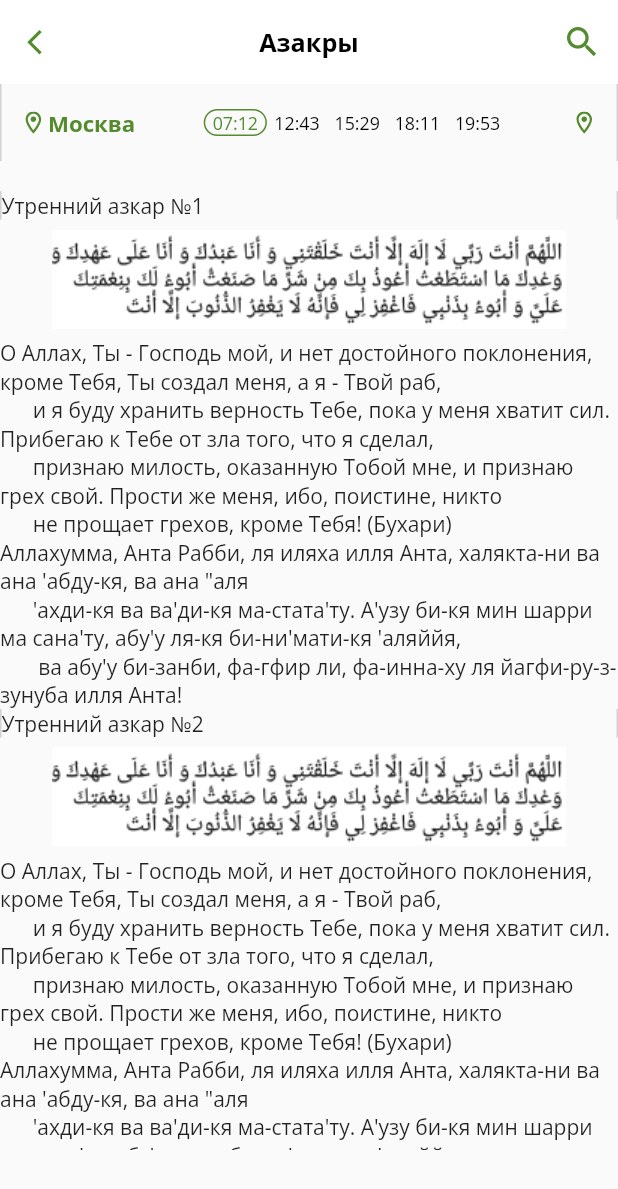
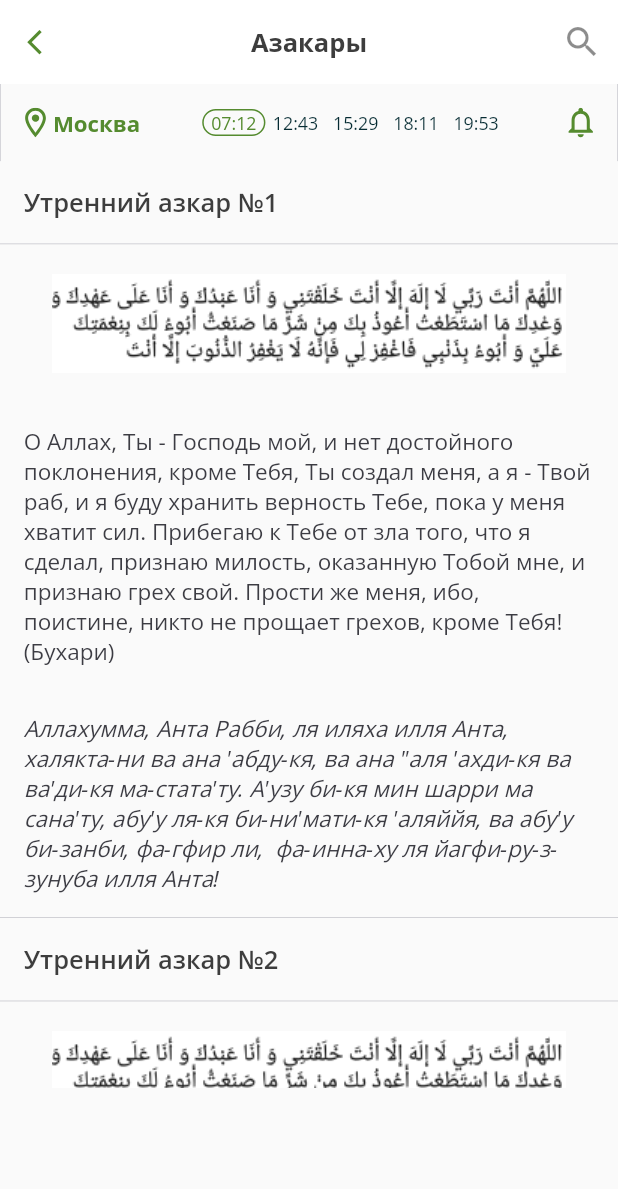
Before and after one commit to yellowswordg/umma, a Flutter app: the screen it shows after launch, after a tap on "Утром", on a phone screen of 412 x 824 dp. Shown: the top 1189 px of the screen. Run offline on Flutter 3.47's test engine with Material 2 defaults, Android fonts, the phone set to English and light mode, and no system bars; our stand-ins replace flutter_svg, google_fonts.

Commit message:
finish creating ui

```diff
--- a/lib/data/data.dart
+++ b/lib/data/data.dart
@@ -4,40 +4,25 @@ import 'package:umma_app/models/azakrs.dart';
 final azakr1 = Azakr(
   title: 'Утренний азкар №1',
   text:
-      '''О Аллах, Ты - Господь мой, и нет достойного поклонения, кроме Тебя, Ты создал меня, а я - Твой раб,
-      и я буду хранить верность Тебе, пока у меня хватит сил. Прибегаю к Тебе от зла того, что я сделал,
-      признаю милость, оказанную Тобой мне, и признаю грех свой. Прости же меня, ибо, поистине, никто
-      не прощает грехов, кроме Тебя! (Бухари)''',
+      "О Аллах, Ты - Господь мой, и нет достойного поклонения, кроме Тебя, Ты создал меня, а я - Твой раб, и я буду хранить верность Тебе, пока у меня хватит сил. Прибегаю к Тебе от зла того, что я сделал, признаю милость, оказанную Тобой мне, и признаю грех свой. Прости же меня, ибо, поистине, никто не прощает грехов, кроме Тебя! (Бухари)",
   translation:
-      '''Аллахумма, Анта Рабби, ля иляха илля Анта, халякта-ни ва ана 'абду-кя, ва ана \"аля
-      'ахди-кя ва ва'ди-кя ма-стата'ту. А'узу би-кя мин шарри ма сана'ту, абу'у ля-кя би-ни'мати-кя 'аляййя,
-       ва абу'у би-занби, фа-гфир ли, фа-инна-ху ля йагфи-ру-з-зунуба илля Анта!''',
+      "Аллахумма, Анта Рабби, ля иляха илля Анта, халякта-ни ва ана 'абду-кя, ва ана \"аля 'ахди-кя ва ва'ди-кя ма-стата'ту. А'узу би-кя мин шарри ма сана'ту, абу'у ля-кя би-ни'мати-кя 'аляййя, ва абу'у би-занби, фа-гфир ли,  фа-инна-ху ля йагфи-ру-з-зунуба илля Анта!",
   imgUrl: 'assets/images/script.png',
 );
 final azakr2 = Azakr(
   title: 'Утренний азкар №2',
   text:
-      '''О Аллах, Ты - Господь мой, и нет достойного поклонения, кроме Тебя, Ты создал меня, а я - Твой раб,
-      и я буду хранить верность Тебе, пока у меня хватит сил. Прибегаю к Тебе от зла того, что я сделал,
-      признаю милость, оказанную Тобой мне, и признаю грех свой. Прости же меня, ибо, поистине, никто
-      не прощает грехов, кроме Тебя! (Бухари)''',
+      "О Аллах, Ты - Господь мой, и нет достойного поклонения, кроме Тебя, Ты создал меня, а я - Твой раб, и я буду хранить верность Тебе, пока у меня хватит сил. Прибегаю к Тебе от зла того, что я сделал, признаю милость, оказанную Тобой мне, и признаю грех свой. Прости же меня, ибо, поистине, никто не прощает грехов, кроме Тебя! (Бухари)",
   translation:
-      '''Аллахумма, Анта Рабби, ля иляха илля Анта, халякта-ни ва ана 'абду-кя, ва ана \"аля
-      'ахди-кя ва ва'ди-кя ма-стата'ту. А'узу би-кя мин шарри ма сана'ту, абу'у ля-кя би-ни'мати-кя 'аляййя,
-       ва абу'у би-занби, фа-гфир ли, фа-инна-ху ля йагфи-ру-з-зунуба илля Анта!''',
+      "Аллахумма, Анта Рабби, ля иляха илля Анта, халякта-ни ва ана 'абду-кя, ва ана \"аля 'ахди-кя ва ва'ди-кя ма-стата'ту. А'узу би-кя мин шарри ма сана'ту, абу'у ля-кя би-ни'мати-кя 'аляййя, ва абу'у би-занби, фа-гфир ли,  фа-инна-ху ля йагфи-ру-з-зунуба илля Анта!",
   imgUrl: 'assets/images/script.png',
 );
 final azakr3 = Azakr(
   title: 'Утренний азкар №2',
   text:
-      '''О Аллах, Ты - Господь мой, и нет достойного поклонения, кроме Тебя, Ты создал меня, а я - Твой раб,
-      и я буду хранить верность Тебе, пока у меня хватит сил. Прибегаю к Тебе от зла того, что я сделал,
-      признаю милость, оказанную Тобой мне, и признаю грех свой. Прости же меня, ибо, поистине, никто
-      не прощает грехов, кроме Тебя! (Бухари)''',
+      "О Аллах, Ты - Господь мой, и нет достойного поклонения, кроме Тебя, Ты создал меня, а я - Твой раб, и я буду хранить верность Тебе, пока у меня хватит сил. Прибегаю к Тебе от зла того, что я сделал, признаю милость, оказанную Тобой мне, и признаю грех свой. Прости же меня, ибо, поистине, никто не прощает грехов, кроме Тебя! (Бухари)",
   translation:
-      '''Аллахумма, Анта Рабби, ля иляха илля Анта, халякта-ни ва ана 'абду-кя, ва ана \"аля
-      'ахди-кя ва ва'ди-кя ма-стата'ту. А'узу би-кя мин шарри ма сана'ту, абу'у ля-кя би-ни'мати-кя 'аляййя,
-       ва абу'у би-занби, фа-гфир ли, фа-инна-ху ля йагфи-ру-з-зунуба илля Анта!''',
+      "Аллахумма, Анта Рабби, ля иляха илля Анта, халякта-ни ва ана 'абду-кя, ва ана \"аля 'ахди-кя ва ва'ди-кя ма-стата'ту. А'узу би-кя мин шарри ма сана'ту, абу'у ля-кя би-ни'мати-кя 'аляййя, ва абу'у би-занби, фа-гфир ли,  фа-инна-ху ля йагфи-ру-з-зунуба илля Анта!",
   imgUrl: 'assets/images/script.png',
 );
 final morning = Azakrs(
--- a/lib/main.dart
+++ b/lib/main.dart
@@ -1,6 +1,7 @@
 import 'package:flutter/material.dart';
 import 'package:google_fonts/google_fonts.dart';
 import 'package:umma_app/screens/azkar_screen/azakr_screen.dart';
+import 'package:umma_app/utils/size_config.dart';
 
 void main() {
   runApp(MyApp());
@@ -11,10 +12,49 @@ class MyApp extends StatelessWidget {
   Widget build(BuildContext context) {
     return MaterialApp(
       theme: ThemeData.light().copyWith(
-        appBarTheme: AppBarTheme(color: Colors.white),
+        appBarTheme: AppBarTheme(
+          color: Colors.white,
+        ),
         accentColor: Color(0xff558B2F),
+        primaryColor: Colors.white,
         textTheme: GoogleFonts.openSansTextTheme(
           Theme.of(context).textTheme,
+        ).copyWith(
+          headline1: GoogleFonts.openSans(
+            textStyle: TextStyle(
+              color: Color(0xFF3D3D3D),
+              fontSize: 17.0,
+              fontWeight: FontWeight.w600,
+            ),
+          ),
+          headline2: GoogleFonts.openSans(
+            textStyle: TextStyle(
+              color: Color(0xFFFFFFFF),
+              fontSize: 17.0,
+              fontWeight: FontWeight.w600,
+            ),
+          ),
+          headline3: GoogleFonts.openSans(
+            textStyle: TextStyle(
+              color: Color(0xFF3D3D3D),
+              fontSize: 17.0,
+              fontWeight: FontWeight.w700,
+            ),
+          ),
+          subtitle1: GoogleFonts.openSans(
+            textStyle: TextStyle(
+              color: Color(0xFF558B2F),
+              fontSize: 12.0,
+              fontWeight: FontWeight.w400,
+            ),
+          ),
+          bodyText1: GoogleFonts.openSans(
+            textStyle: TextStyle(
+              color: Color(0xFF3C3C43),
+              fontSize: 15.0,
+              fontWeight: FontWeight.w400,
+            ),
+          ),
         ),
       ),
       debugShowCheckedModeBanner: false,
--- a/lib/screens/azkar_list_screen/azkar_list_screen.dart
+++ b/lib/screens/azkar_list_screen/azkar_list_screen.dart
@@ -3,6 +3,8 @@ import 'package:umma_app/models/azakr.dart';
 import 'package:umma_app/utils/size_config.dart';
 import 'package:umma_app/widgets/base_appbar.dart';
 import 'package:umma_app/widgets/notification_bar.dart';
+
+import 'widgets/custom_devider.dart';
 
 class AzkarList extends StatelessWidget {
   final List<Azakr> azakrList;
@@ -10,43 +12,60 @@ class AzkarList extends StatelessWidget {
   const AzkarList({Key key, this.azakrList}) : super(key: key);
   @override
   Widget build(BuildContext context) {
-    print(azakrList[2].title);
     SizeConfig().init(context);
     double defaultSize = SizeConfig.defaultSize;
     return Scaffold(
       appBar: BaseAppBar(
         defaultSize: defaultSize,
-        title: 'Азакры',
+        title: 'Азакары',
         appBar: AppBar(),
       ),
       body: Column(
         children: [
           NotificationBar(defaultSize: defaultSize),
           Container(
-            padding: EdgeInsets.only(top: 20),
-            height: SizeConfig.blockSizeVertical * 80,
+            height: SizeConfig.blockSizeVertical * 75,
             child: ListView.builder(
               itemCount: azakrList.length,
               itemBuilder: (BuildContext context, int index) {
                 return Column(
                   crossAxisAlignment: CrossAxisAlignment.stretch,
                   children: [
-                    Container(
-                      decoration: BoxDecoration(
-                        border: Border.symmetric(
-                          vertical: BorderSide(
-                            width: 1,
-                            color: Color(0xFFD1D1D6),
-                          ),
+                    Padding(
+                      padding: EdgeInsets.all(defaultSize * 1.6),
+                      child: Text(
+                        azakrList[index].title,
+                        style: Theme.of(context).textTheme.headline1,
+                      ),
+                    ),
+                    CustomDivider(),
+                    Padding(
+                      padding: EdgeInsets.all(defaultSize * 1.6),
+                      child: Image(
+                        fit: BoxFit.none,
+                        image: AssetImage(
+                          azakrList[index].imgUrl,
                         ),
                       ),
-                      child: Text(azakrList[index].title),
                     ),
-                    Image(
-                      image: AssetImage('assets/images/script.png'),
+                    Padding(
+                      padding: EdgeInsets.all(defaultSize * 1.6),
+                      child: Text(
+                        azakrList[index].text,
+                        style: Theme.of(context).textTheme.bodyText1,
+                      ),
                     ),
-                    Text(azakrList[index].text),
-                    Text(azakrList[index].translation)
+                    Padding(
+                      padding: EdgeInsets.all(defaultSize * 1.6),
+                      child: Text(
+                        azakrList[index].translation,
+                        style: Theme.of(context)
+                            .textTheme
+                            .bodyText1
+                            .merge(TextStyle(fontStyle: FontStyle.italic)),
+                      ),
+                    ),
+                    CustomDivider(),
                   ],
                 );
               },
--- /dev/null
+++ b/lib/screens/azkar_list_screen/widgets/custom_devider.dart
@@ -0,0 +1,17 @@
+import 'package:flutter/material.dart';
+
+class CustomDivider extends StatelessWidget {
+  const CustomDivider({
+    Key key,
+  }) : super(key: key);
+
+  @override
+  Widget build(BuildContext context) {
+    return Divider(
+      height: 1,
+      color: Color(
+        0xFFD1D1D6,
+      ),
+    );
+  }
+}
--- a/lib/screens/azkar_screen/azakr_screen.dart
+++ b/lib/screens/azkar_screen/azakr_screen.dart
@@ -3,7 +3,6 @@ import 'package:umma_app/utils/size_config.dart';
 import 'package:umma_app/data/data.dart';
 import 'package:umma_app/widgets/base_appbar.dart';
 import 'package:umma_app/widgets/notification_bar.dart';
-import 'package:umma_app/widgets/time_picker.dart';
 
 import 'widgets/azkar_widget.dart';
 
@@ -19,40 +18,9 @@ class _AzakrScreenState extends State<AzakrScreen> {
     SizeConfig().init(context);
     double defaultSize = SizeConfig.defaultSize;
     return Scaffold(
-      // appBar: AppBar(
-      //   leading: IconButton(
-      //     icon: Icon(
-      //       Icons.arrow_back_ios,
-      //       color: Theme.of(context).accentColor,
-      //       size: defaultSize * 2,
-      //     ),
-      //     onPressed: () {},
-      //   ),
-      //   actions: [
-      //     IconButton(
-      //       icon: Icon(
-      //         Icons.search,
-      //         size: defaultSize * 2.7,
-      //         color: Theme.of(context).accentColor,
-      //       ),
-      //       onPressed: () {},
-      //     )
-      //   ],
-      //   backgroundColor: Colors.white,
-      //   elevation: 0,
-      //   centerTitle: true,
-      //   title: Text(
-      //     'Азакры',
-      //     style: TextStyle(
-      //       color: Colors.black,
-      //       fontSize: defaultSize * 1.7,
-      //       fontWeight: FontWeight.w700,
-      //     ),
-      //   ),
-      // ),
       appBar: BaseAppBar(
         defaultSize: defaultSize,
-        title: 'Азакры',
+        title: 'Азакары',
         appBar: AppBar(),
       ),
       body: Column(
@@ -68,7 +36,7 @@ class _AzakrScreenState extends State<AzakrScreen> {
                 return Azkar(index: index, defaultSize: defaultSize);
               },
             ),
-          )
+          ),
         ],
       ),
     );
--- a/lib/screens/azkar_screen/widgets/azkar_widget.dart
+++ b/lib/screens/azkar_screen/widgets/azkar_widget.dart
@@ -16,21 +16,23 @@ class Azkar extends StatelessWidget {
   Widget build(BuildContext context) {
     return GestureDetector(
       onTap: () => Navigator.push(
-          context,
-          MaterialPageRoute(
-              builder: (_) => AzkarList(
-                    azakrList: azakrs[index].azakrList,
-                  ))),
+        context,
+        MaterialPageRoute(
+          builder: (_) => AzkarList(
+            azakrList: azakrs[index].azakrList,
+          ),
+        ),
+      ),
       child: Stack(
         fit: StackFit.loose,
         alignment: Alignment.bottomLeft,
         children: [
           Container(
             margin: EdgeInsets.symmetric(
-                horizontal: defaultSize * 2, vertical: defaultSize * 1),
+                horizontal: defaultSize * 2, vertical: defaultSize * 1.6),
             alignment: Alignment.bottomLeft,
             width: SizeConfig.blockSizeHorizontal * 90,
-            height: SizeConfig.blockSizeVertical * 21,
+            height: SizeConfig.blockSizeVertical * 18.5,
             decoration: (BoxDecoration(
               image: DecorationImage(
                 fit: BoxFit.cover,
@@ -46,27 +48,26 @@ class Azkar extends StatelessWidget {
             child: Column(
               crossAxisAlignment: CrossAxisAlignment.start,
               children: [
-                TextHolder(
-                  title: azakrs[index].title,
-                  color: Colors.white,
-                  fontSize: SizeConfig.defaultSize * 2.3,
+                Text(
+                  '${azakrs[index].title}',
+                  style: Theme.of(context).textTheme.headline2,
                 ),
                 SizedBox(
-                  height: SizeConfig.defaultSize * 1,
+                  height: SizeConfig.defaultSize,
                 ),
                 Row(
                   children: [
-                    TextHolder(
-                        title: 'посмотреть',
-                        color: Theme.of(context).accentColor,
-                        fontSize: SizeConfig.defaultSize * 1.7),
+                    Text(
+                      'посмотреть',
+                      style: Theme.of(context).textTheme.subtitle1,
+                    ),
                     Padding(
                       padding: EdgeInsets.only(
                           top: SizeConfig.defaultSize * 0.35,
                           left: SizeConfig.defaultSize * 0.5),
                       child: Icon(
                         Icons.arrow_forward_ios,
-                        color: Colors.green,
+                        color: Theme.of(context).accentColor,
                         size: SizeConfig.defaultSize * 1.1,
                       ),
                     )
@@ -80,19 +81,3 @@ class Azkar extends StatelessWidget {
     );
   }
 }
-
-class TextHolder extends StatelessWidget {
-  const TextHolder({
-    Key key,
-    this.title,
-    this.color,
-    this.fontSize,
-  }) : super(key: key);
-  final String title;
-  final Color color;
-  final double fontSize;
-  @override
-  Widget build(BuildContext context) {
-    return Text(title, style: TextStyle(color: color, fontSize: fontSize));
-  }
-}
--- a/lib/widgets/base_appbar.dart
+++ b/lib/widgets/base_appbar.dart
@@ -14,11 +14,7 @@ class BaseAppBar extends StatelessWidget implements PreferredSizeWidget {
       backgroundColor: Theme.of(context).appBarTheme.color,
       title: Text(
         '$title',
-        style: TextStyle(
-          color: Colors.black,
-          fontSize: defaultSize * 1.7,
-          fontWeight: FontWeight.w700,
-        ),
+        style: Theme.of(context).textTheme.headline3,
       ),
       centerTitle: true,
       elevation: 0,
@@ -27,7 +23,7 @@ class BaseAppBar extends StatelessWidget implements PreferredSizeWidget {
           icon: Icon(
             Icons.search,
             size: defaultSize * 2.7,
-            color: Theme.of(context).accentColor,
+            color: Colors.black45,
           ),
           onPressed: () {},
         )
--- a/lib/widgets/notification_bar.dart
+++ b/lib/widgets/notification_bar.dart
@@ -16,7 +16,7 @@ class NotificationBar extends StatelessWidget {
       decoration: BoxDecoration(
         border: Border.symmetric(
           vertical: BorderSide(
-            width: 1,
+            width: 0.6,
             color: Color(0xFFD1D1D6),
           ),
         ),
--- a/lib/widgets/time_picker.dart
+++ b/lib/widgets/time_picker.dart
@@ -27,7 +27,7 @@ class _TimePickerState extends State<TimePicker> {
             children: [
               SvgPicture.asset(
                 'assets/icons/location.svg',
-                height: widget.defaultSize * 1.5,
+                height: widget.defaultSize * 2,
                 // width: defaultSize * 1.4,
               ),
               SizedBox(
@@ -57,18 +57,19 @@ class _TimePickerState extends State<TimePicker> {
                       ? BoxDecoration(
                           border:
                               Border.all(color: Theme.of(context).accentColor),
-                          borderRadius: BorderRadius.all(Radius.circular(15)))
+                          borderRadius: BorderRadius.all(Radius.circular(15)),
+                        )
                       : null,
                   child: Padding(
                     padding: EdgeInsets.symmetric(
-                        // vertical: widget.defaultSize * 0.1,
-                        horizontal: widget.defaultSize * 0.5),
+                      horizontal: widget.defaultSize * 0.5,
+                    ),
                     child: Text(
                       times[index],
                       style: TextStyle(
                         color: index == selected
                             ? Theme.of(context).accentColor
-                            : Colors.black,
+                            : Color(0xFF052B32),
                         fontSize: widget.defaultSize * 1.2,
                         fontWeight: FontWeight.w400,
                       ),
@@ -79,8 +80,8 @@ class _TimePickerState extends State<TimePicker> {
             ),
           ),
           SvgPicture.asset(
-            'assets/icons/location.svg',
-            height: widget.defaultSize * 1.5,
+            'assets/icons/notification.svg',
+            height: widget.defaultSize * 2,
             // width: defaultSize * 1.4,
           ),
         ],
```
Also changed, not shown: 3 other files.
